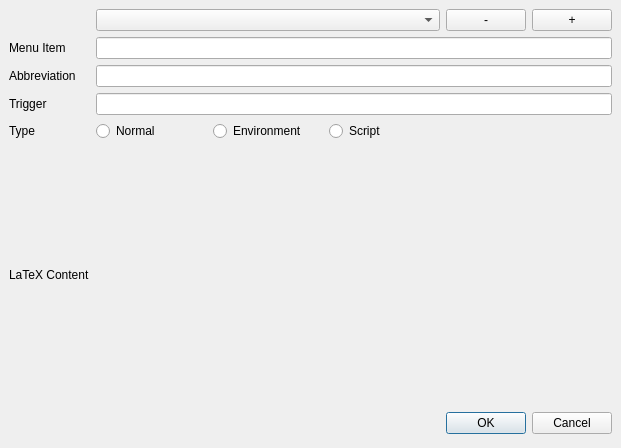
Above: usermenudialog.ui from svn2github/texstudio-trunk before the change. Below: the same form after it.
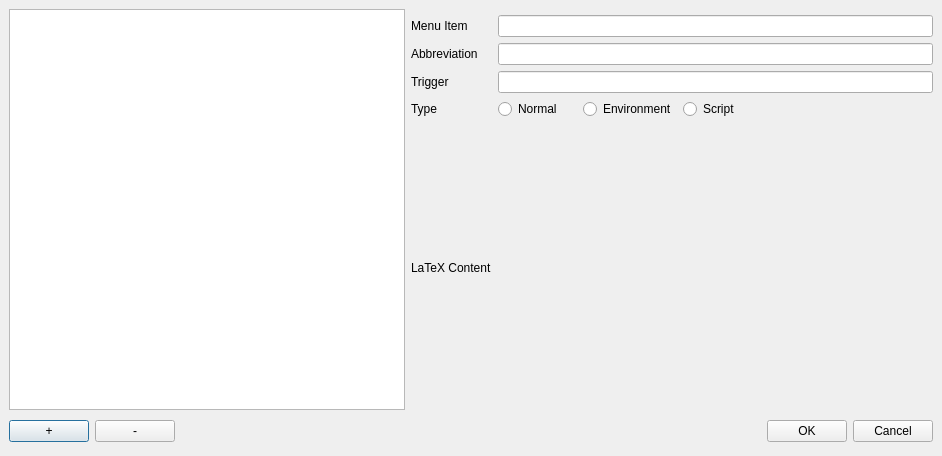
That is the form after the change.

Commit message: changed macro dialog

```diff
--- a/usermenudialog.ui
+++ b/usermenudialog.ui
@@ -6,8 +6,8 @@
    <rect>
     <x>0</x>
     <y>0</y>
-    <width>621</width>
-    <height>448</height>
+    <width>942</width>
+    <height>456</height>
    </rect>
   </property>
   <property name="windowTitle">
@@ -20,7 +20,7 @@
    <property name="spacing">
     <number>6</number>
    </property>
-   <item row="1" column="0">
+   <item row="1" column="1">
     <layout class="QHBoxLayout">
      <property name="spacing">
       <number>6</number>
@@ -28,6 +28,32 @@
      <property name="margin">
       <number>0</number>
      </property>
+     <item>
+      <widget class="QPushButton" name="pushButtonAdd">
+       <property name="sizePolicy">
+        <sizepolicy hsizetype="Maximum" vsizetype="Fixed">
+         <horstretch>0</horstretch>
+         <verstretch>0</verstretch>
+        </sizepolicy>
+       </property>
+       <property name="text">
+        <string>+</string>
+       </property>
+      </widget>
+     </item>
+     <item>
+      <widget class="QPushButton" name="pushButtonRemove">
+       <property name="sizePolicy">
+        <sizepolicy hsizetype="Maximum" vsizetype="Fixed">
+         <horstretch>0</horstretch>
+         <verstretch>0</verstretch>
+        </sizepolicy>
+       </property>
+       <property name="text">
+        <string>-</string>
+       </property>
+      </widget>
+     </item>
      <item>
       <spacer>
        <property name="orientation">
@@ -57,7 +83,7 @@
      </item>
     </layout>
    </item>
-   <item row="0" column="0">
+   <item row="0" column="1">
     <layout class="QGridLayout">
      <property name="margin">
       <number>0</number>
@@ -65,51 +91,41 @@
      <property name="spacing">
       <number>6</number>
      </property>
-     <item row="0" column="1" colspan="3">
-      <widget class="QComboBox" name="comboBox">
-       <property name="sizePolicy">
-        <sizepolicy hsizetype="MinimumExpanding" vsizetype="Fixed">
-         <horstretch>10</horstretch>
-         <verstretch>0</verstretch>
-        </sizepolicy>
-       </property>
-      </widget>
-     </item>
-     <item row="1" column="0">
+     <item row="1" column="1">
       <widget class="QLabel" name="label">
        <property name="text">
         <string>Menu Item</string>
        </property>
       </widget>
      </item>
-     <item row="1" column="1" colspan="5">
+     <item row="1" column="2" colspan="5">
       <widget class="QLineEdit" name="itemEdit"/>
      </item>
-     <item row="6" column="0">
+     <item row="5" column="1">
       <widget class="QLabel" name="label_2">
        <property name="text">
         <string>LaTeX Content</string>
        </property>
       </widget>
      </item>
-     <item row="2" column="1" colspan="5">
+     <item row="2" column="2" colspan="5">
       <widget class="QLineEdit" name="abbrevEdit"/>
      </item>
-     <item row="2" column="0">
+     <item row="2" column="1">
       <widget class="QLabel" name="label_3">
        <property name="text">
         <string>Abbreviation</string>
        </property>
       </widget>
      </item>
-     <item row="4" column="1">
+     <item row="4" column="2">
       <widget class="QRadioButton" name="radioButtonNormal">
        <property name="text">
         <string>Normal</string>
        </property>
       </widget>
      </item>
-     <item row="4" column="3" colspan="3">
+     <item row="4" column="4" colspan="3">
       <widget class="QRadioButton" name="radioButtonScript">
        <property name="sizePolicy">
         <sizepolicy hsizetype="MinimumExpanding" vsizetype="Fixed">
@@ -122,66 +138,65 @@
        </property>
       </widget>
      </item>
-     <item row="4" column="2">
+     <item row="4" column="3">
       <widget class="QRadioButton" name="radioButtonEnvironment">
        <property name="text">
         <string>Environment</string>
        </property>
       </widget>
      </item>
-     <item row="4" column="0">
+     <item row="4" column="1">
       <widget class="QLabel" name="label_4">
        <property name="text">
         <string>Type</string>
        </property>
       </widget>
      </item>
-     <item row="6" column="1" colspan="5">
+     <item row="5" column="2" colspan="5">
       <widget class="QWidget" name="tagEdit" native="true">
        <property name="sizePolicy">
         <sizepolicy hsizetype="Expanding" vsizetype="Expanding">
-         <horstretch>0</horstretch>
+         <horstretch>1</horstretch>
          <verstretch>0</verstretch>
         </sizepolicy>
        </property>
       </widget>
      </item>
-     <item row="0" column="4">
-      <widget class="QPushButton" name="pushButtonRemove">
-       <property name="sizePolicy">
-        <sizepolicy hsizetype="Maximum" vsizetype="Fixed">
-         <horstretch>0</horstretch>
-         <verstretch>0</verstretch>
-        </sizepolicy>
-       </property>
-       <property name="text">
-        <string>-</string>
-       </property>
-      </widget>
-     </item>
-     <item row="0" column="5">
-      <widget class="QPushButton" name="pushButtonAdd">
-       <property name="sizePolicy">
-        <sizepolicy hsizetype="Maximum" vsizetype="Fixed">
-         <horstretch>0</horstretch>
-         <verstretch>0</verstretch>
-        </sizepolicy>
-       </property>
-       <property name="text">
-        <string>+</string>
-       </property>
-      </widget>
-     </item>
-     <item row="3" column="0">
+     <item row="3" column="1">
       <widget class="QLabel" name="label_5">
        <property name="text">
         <string>Trigger</string>
        </property>
       </widget>
      </item>
-     <item row="3" column="1" colspan="5">
+     <item row="3" column="2" colspan="5">
       <widget class="QLineEdit" name="triggerEdit"/>
      </item>
+     <item row="0" column="0" rowspan="6">
+      <widget class="QTableView" name="tableView">
+       <property name="sizePolicy">
+        <sizepolicy hsizetype="Expanding" vsizetype="Expanding">
+         <horstretch>5</horstretch>
+         <verstretch>0</verstretch>
+        </sizepolicy>
+       </property>
+       <property name="selectionMode">
+        <enum>QAbstractItemView::SingleSelection</enum>
+       </property>
+       <property name="selectionBehavior">
+        <enum>QAbstractItemView::SelectRows</enum>
+       </property>
+       <property name="verticalScrollMode">
+        <enum>QAbstractItemView::ScrollPerItem</enum>
+       </property>
+       <property name="horizontalScrollMode">
+        <enum>QAbstractItemView::ScrollPerPixel</enum>
+       </property>
+       <property name="wordWrap">
+        <bool>false</bool>
+       </property>
+      </widget>
+     </item>
     </layout>
    </item>
   </layout>
```
Left out of the diff: 1 changed line with no effect on the pictures. The commit also changes 2 other files.
